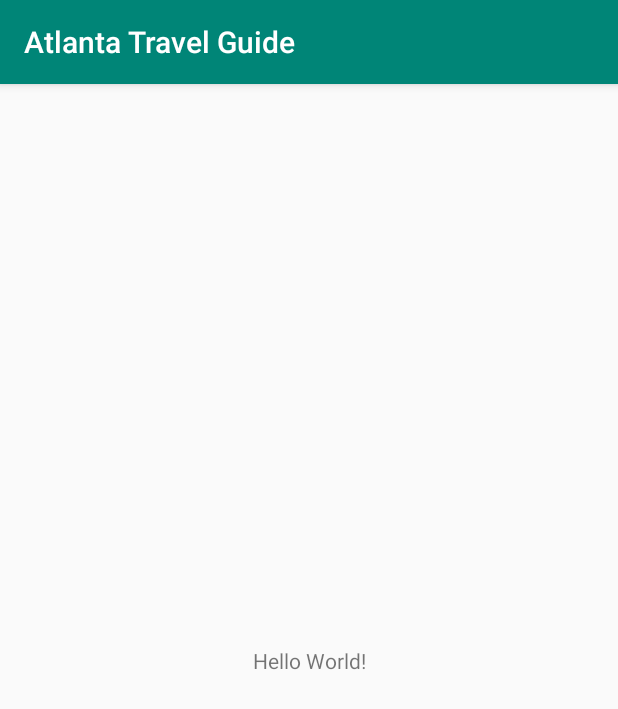
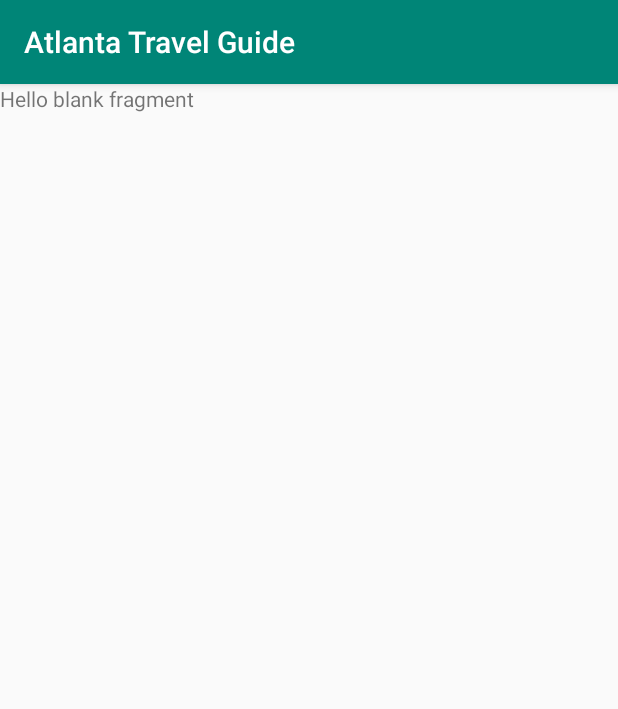
Before and after one commit to ManoelCortesMendez/atlanta-travel-guide, an Android app: the screen it shows after launch (MainActivity), on a phone screen of 412 x 824 dp. Shown: the top 709 px of the screen. Run offline under Robolectric (Android 15) with nearby library versions, the phone set to English and light mode, and no system bars.

Commit message:
Set up ViewPager

```diff
--- a/app/build.gradle
+++ b/app/build.gradle
@@ -22,6 +22,7 @@ dependencies {
     implementation fileTree(dir: 'libs', include: ['*.jar'])
     implementation 'com.android.support:appcompat-v7:28.0.0'
     implementation 'com.android.support.constraint:constraint-layout:1.1.3'
+    implementation 'com.android.support:support-v4:28.0.0'
     testImplementation 'junit:junit:4.12'
     androidTestImplementation 'com.android.support.test:runner:1.0.2'
     androidTestImplementation 'com.android.support.test.espresso:espresso-core:3.0.2'
--- /dev/null
+++ b/app/src/main/java/com/example/android/atlantatravelguide/CategoryAdapter.java
@@ -0,0 +1,32 @@
+package com.example.android.atlantatravelguide;
+
+import android.support.v4.app.Fragment;
+import android.support.v4.app.FragmentManager;
+import android.support.v4.app.FragmentPagerAdapter;
+
+public class CategoryAdapter extends FragmentPagerAdapter {
+
+    // Define constructor
+    public CategoryAdapter(FragmentManager fragmentManager) {
+        super(fragmentManager);
+    }
+
+    // Define methods
+    @Override
+    public Fragment getItem(int position) {
+        switch (position) {
+            case 0:
+                return new EatFragment();
+            case 1:
+                return new SleepFragment();
+            case 2:
+                return new VisitFragment();
+        }
+        return null;
+    }
+
+    @Override
+    public int getCount() {
+        return 3;
+    }
+}
--- /dev/null
+++ b/app/src/main/java/com/example/android/atlantatravelguide/EatFragment.java
@@ -0,0 +1,27 @@
+package com.example.android.atlantatravelguide;
+
+
+import android.os.Bundle;
+import android.support.v4.app.Fragment;
+import android.view.LayoutInflater;
+import android.view.View;
+import android.view.ViewGroup;
+import android.widget.TextView;
+
+public class EatFragment extends Fragment {
+
+    // Define constructor
+    public EatFragment() {
+        // Required empty public constructor
+    }
+
+    // Define methods
+    @Override
+    public View onCreateView(LayoutInflater inflater, ViewGroup container,
+                             Bundle savedInstanceState) {
+        TextView textView = new TextView(getActivity());
+        textView.setText(R.string.hello_blank_fragment);
+        return textView;
+    }
+
+}
--- a/app/src/main/java/com/example/android/atlantatravelguide/MainActivity.java
+++ b/app/src/main/java/com/example/android/atlantatravelguide/MainActivity.java
@@ -1,5 +1,6 @@
 package com.example.android.atlantatravelguide;
 
+import android.support.v4.view.ViewPager;
 import android.support.v7.app.AppCompatActivity;
 import android.os.Bundle;
 
@@ -9,5 +10,10 @@ public class MainActivity extends AppCompatActivity {
     protected void onCreate(Bundle savedInstanceState) {
         super.onCreate(savedInstanceState);
         setContentView(R.layout.activity_main);
+
+        // Set up ViewPager
+        ViewPager viewPager = findViewById(R.id.view_pager);
+        CategoryAdapter categoryAdapter = new CategoryAdapter(getSupportFragmentManager());
+        viewPager.setAdapter(categoryAdapter);
     }
 }
--- /dev/null
+++ b/app/src/main/java/com/example/android/atlantatravelguide/SleepFragment.java
@@ -0,0 +1,27 @@
+package com.example.android.atlantatravelguide;
+
+
+import android.os.Bundle;
+import android.support.v4.app.Fragment;
+import android.view.LayoutInflater;
+import android.view.View;
+import android.view.ViewGroup;
+import android.widget.TextView;
+
+public class SleepFragment extends Fragment {
+
+    // Define constructor
+    public SleepFragment() {
+        // Required empty public constructor
+    }
+
+    // Define methods
+    @Override
+    public View onCreateView(LayoutInflater inflater, ViewGroup container,
+                             Bundle savedInstanceState) {
+        TextView textView = new TextView(getActivity());
+        textView.setText(R.string.hello_blank_fragment);
+        return textView;
+    }
+
+}
--- /dev/null
+++ b/app/src/main/java/com/example/android/atlantatravelguide/VisitFragment.java
@@ -0,0 +1,27 @@
+package com.example.android.atlantatravelguide;
+
+
+import android.os.Bundle;
+import android.support.v4.app.Fragment;
+import android.view.LayoutInflater;
+import android.view.View;
+import android.view.ViewGroup;
+import android.widget.TextView;
+
+public class VisitFragment extends Fragment {
+
+    // Define constructor
+    public VisitFragment() {
+        // Required empty public constructor
+    }
+
+    // Define methods
+    @Override
+    public View onCreateView(LayoutInflater inflater, ViewGroup container,
+                             Bundle savedInstanceState) {
+        TextView textView = new TextView(getActivity());
+        textView.setText(R.string.hello_blank_fragment);
+        return textView;
+    }
+
+}
--- a/app/src/main/res/layout/activity_main.xml
+++ b/app/src/main/res/layout/activity_main.xml
@@ -1,18 +1,18 @@
 <?xml version="1.0" encoding="utf-8"?>
 <android.support.constraint.ConstraintLayout xmlns:android="http://schemas.android.com/apk/res/android"
-    xmlns:app="http://schemas.android.com/apk/res-auto"
     xmlns:tools="http://schemas.android.com/tools"
     android:layout_width="match_parent"
     android:layout_height="match_parent"
     tools:context=".MainActivity">
 
-    <TextView
-        android:layout_width="wrap_content"
-        android:layout_height="wrap_content"
-        android:text="Hello World!"
-        app:layout_constraintBottom_toBottomOf="parent"
-        app:layout_constraintLeft_toLeftOf="parent"
-        app:layout_constraintRight_toRightOf="parent"
-        app:layout_constraintTop_toTopOf="parent" />
+    <TableLayout
+        android:id="@+id/tab_layout"
+        android:layout_width="match_parent"
+        android:layout_height="wrap_content" />
+
+    <android.support.v4.view.ViewPager
+        android:id="@+id/view_pager"
+        android:layout_width="match_parent"
+        android:layout_height="match_parent" />
 
 </android.support.constraint.ConstraintLayout>
--- a/app/src/main/res/values/strings.xml
+++ b/app/src/main/res/values/strings.xml
@@ -1,3 +1,6 @@
 <resources>
     <string name="app_name">Atlanta Travel Guide</string>
+
+    <!-- TODO: Remove or change this placeholder text -->
+    <string name="hello_blank_fragment">Hello blank fragment</string>
 </resources>
```
